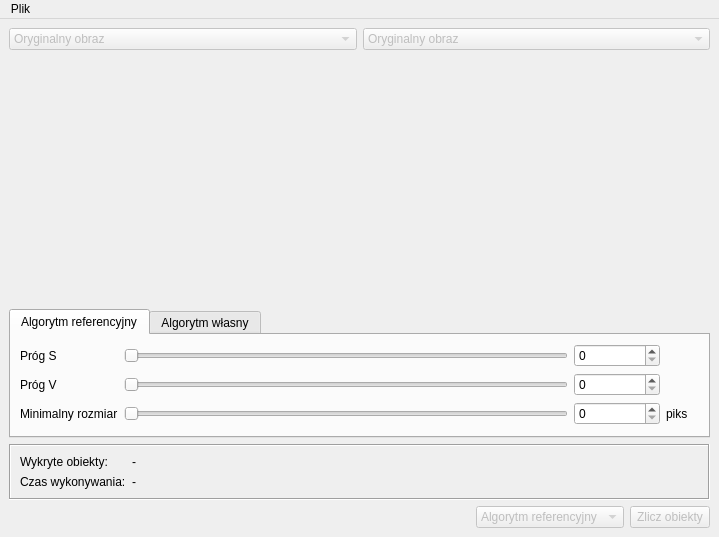
First picture: the form in ui/main_window.ui, repository MicKlu/pd-vision, before the edit.
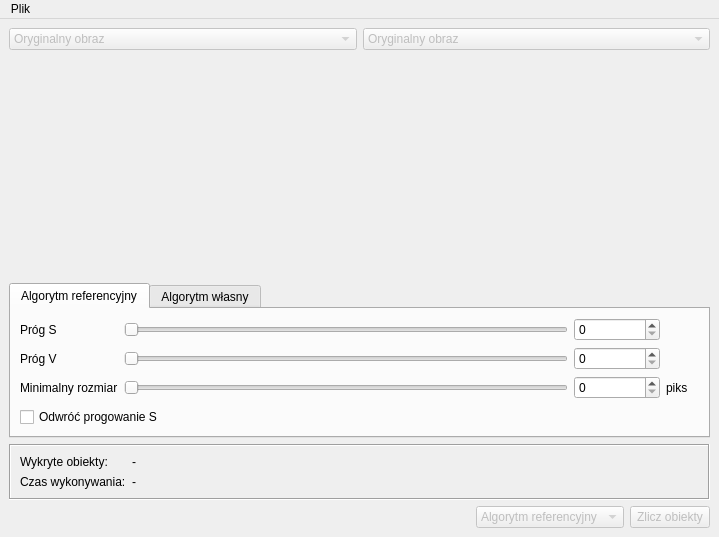
Second picture: the form after the edit. Custom widgets are drawn as their Qt base class.

Diff of the .ui file:
```diff
--- a/ui/main_window.ui
+++ b/ui/main_window.ui
@@ -475,6 +475,13 @@
           </item>
          </layout>
         </item>
+        <item>
+         <widget class="QCheckBox" name="sThresholdInvertCheck">
+          <property name="text">
+           <string>Odwróć progowanie S</string>
+          </property>
+         </widget>
+        </item>
        </layout>
       </widget>
       <widget class="QWidget" name="customAlgorithmTab">
```
